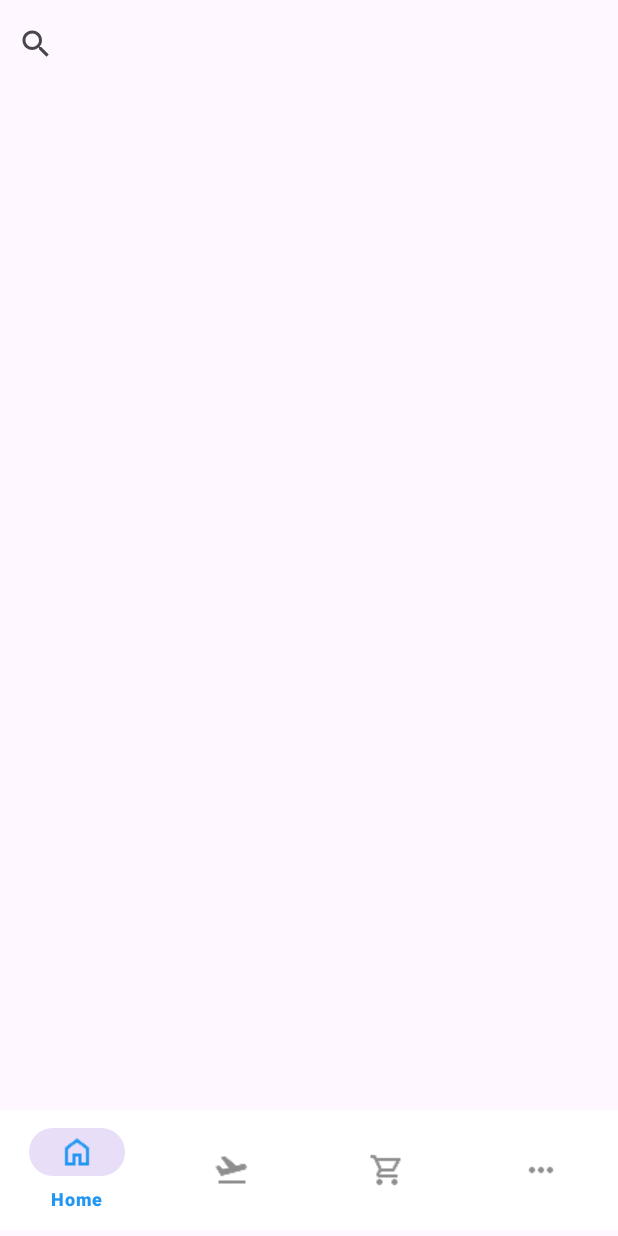
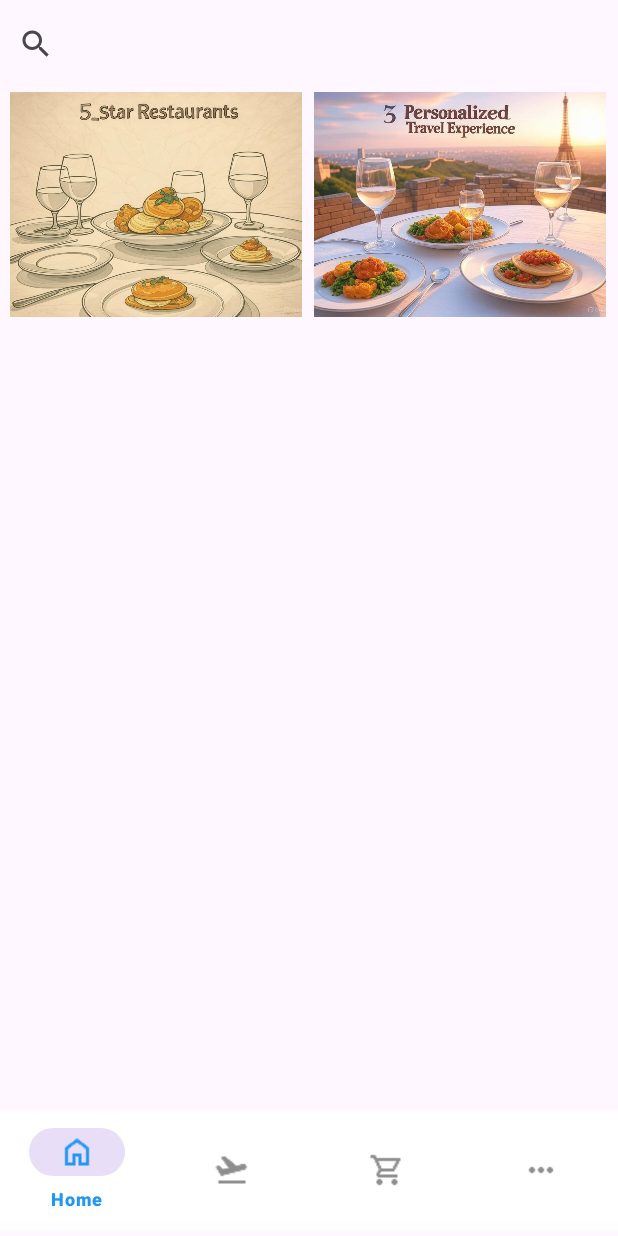
Before and after one commit to ngysytho/NextTrip, an Android app: the screen it shows after launch (MainActivity), on a phone screen of 412 x 824 dp. Run offline under Robolectric (Android 15) with nearby library versions, the phone set to English and light mode, and no system bars.

Commit message:
Change Main_Home

```diff
--- a/app/src/main/res/layout/activity_main.xml
+++ b/app/src/main/res/layout/activity_main.xml
@@ -8,26 +8,60 @@
     android:orientation="vertical"
     tools:context=".MainActivity">
 
+
     <androidx.recyclerview.widget.RecyclerView
-        android:id="@+id/recyclerView"
-        android:layout_width="0dp"
-        android:layout_height="0dp"
+        android:id="@+id/main_recyclerView1"
+        android:layout_width="404dp"
+        android:layout_height="252dp"
         android:layout_marginBottom="89dp"
         app:layout_constraintBottom_toBottomOf="parent"
         app:layout_constraintEnd_toEndOf="parent"
+        app:layout_constraintHorizontal_bias="1.0"
         app:layout_constraintStart_toStartOf="parent"
-        app:layout_constraintTop_toBottomOf="@+id/searchView" />
+        app:layout_constraintTop_toBottomOf="@+id/searchView"
+        app:layout_constraintVertical_bias="1.0" />
 
-    <LinearLayout
-        android:id="@+id/linearLayout"
-        android:layout_width="404dp"
-        android:layout_height="262dp"
-        android:layout_marginBottom="404dp"
-        android:orientation="vertical"
-        app:layout_constraintBottom_toBottomOf="parent"
+    <androidx.constraintlayout.widget.ConstraintLayout
+        android:id="@+id/constraintLayout2"
+        android:layout_width="405dp"
+        android:layout_height="276dp"
+        android:layout_marginBottom="9dp"
+        app:layout_constraintBottom_toTopOf="@+id/main_recyclerView1"
         app:layout_constraintEnd_toEndOf="parent"
+        app:layout_constraintHorizontal_bias="1.0"
         app:layout_constraintStart_toStartOf="parent"
-        app:layout_constraintTop_toBottomOf="@+id/searchView"></LinearLayout>
+        app:layout_constraintTop_toBottomOf="@+id/searchView"
+        app:layout_constraintVertical_bias="0.0"
+        tools:ignore="MissingConstraints">
+
+        <ImageView
+            android:id="@+id/image1"
+            android:layout_width="0dp"
+            android:layout_height="150dp"
+            android:layout_margin="8dp"
+            android:layout_marginTop="8dp"
+            android:scaleType="centerCrop"
+            android:src="@drawable/main_5star_restaurants"
+            app:layout_constraintEnd_toStartOf="@+id/image2"
+            app:layout_constraintHorizontal_bias="1.0"
+            app:layout_constraintStart_toStartOf="parent"
+            app:layout_constraintTop_toTopOf="parent"
+            app:layout_constraintWidth_percent="0.48" />
+
+        <ImageView
+            android:id="@+id/image2"
+            android:layout_width="0dp"
+            android:layout_height="150dp"
+            android:layout_margin="8dp"
+            android:layout_marginTop="8dp"
+            android:layout_marginEnd="16dp"
+            android:scaleType="centerCrop"
+            android:src="@drawable/main_canhanhoa"
+            app:layout_constraintEnd_toEndOf="parent"
+            app:layout_constraintTop_toTopOf="parent"
+            app:layout_constraintWidth_percent="0.48" />
+
+    </androidx.constraintlayout.widget.ConstraintLayout>
 
     <com.google.android.material.bottomnavigation.BottomNavigationView
         android:id="@+id/main_bottom_navigation1"
@@ -48,14 +82,13 @@
         android:layout_width="0dp"
         android:layout_height="wrap_content"
         android:layout_marginTop="5dp"
-        android:layout_marginBottom="269dp"
         android:gravity="top"
         android:queryHint="Tìm kiếm..."
-        app:layout_constraintBottom_toTopOf="@+id/recyclerView"
+        app:layout_constraintBottom_toBottomOf="@+id/main_bottom_navigation1"
         app:layout_constraintEnd_toEndOf="parent"
-        app:layout_constraintHorizontal_bias="0.0"
+        app:layout_constraintHorizontal_bias="1.0"
         app:layout_constraintStart_toStartOf="parent"
         app:layout_constraintTop_toTopOf="parent"
-        app:layout_constraintVertical_bias="0.006" />
+        app:layout_constraintVertical_bias="0.0" />
 
 </androidx.constraintlayout.widget.ConstraintLayout>
```
